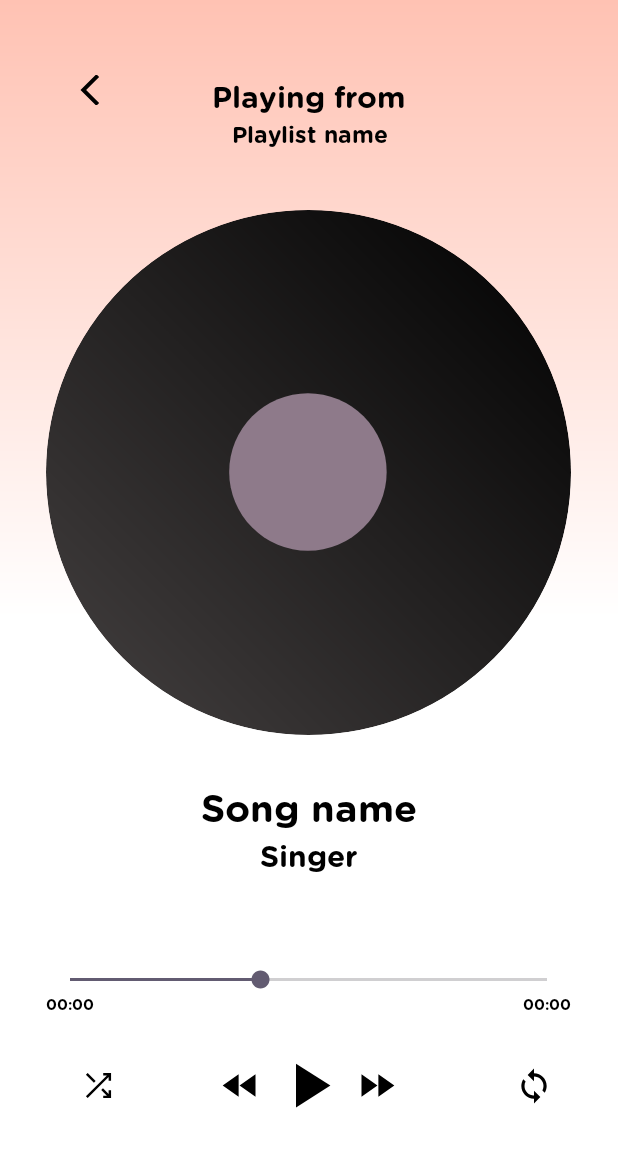
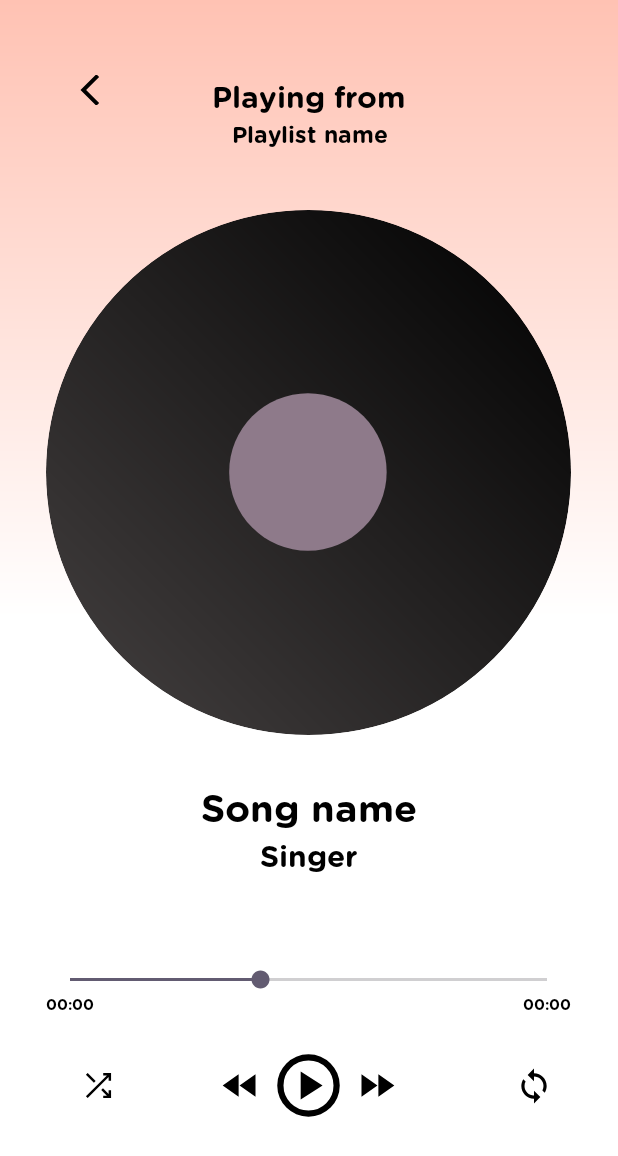
Before and after one commit to NTBDuy/radiOcean, an Android app: the MusicActivity screen opened directly, with no data from a screen before it, on a phone screen of 412 x 824 dp. Shown: the top 1156 px of the screen. Run offline under Robolectric (Android 15) with nearby library versions, the phone set to English and light mode, and no system bars; our stand-ins replace CircleImageView, Picasso; 3 statements that could not run were skipped.

Commit message:
toan'part

```diff
--- a/app/src/main/res/drawable/pause.xml
+++ b/app/src/main/res/drawable/pause.xml
@@ -1,5 +1,9 @@
-<vector android:height="50dp"
-    android:viewportHeight="24" android:viewportWidth="24"
-    android:width="50dp" xmlns:android="http://schemas.android.com/apk/res/android">
-    <path android:fillColor="@android:color/black" android:pathData="M6,19h4L10,5L6,5v14zM14,5v14h4L18,5h-4z"/>
+<vector xmlns:android="http://schemas.android.com/apk/res/android"
+    android:width="50dp"
+    android:height="50dp"
+    android:viewportWidth="960"
+    android:viewportHeight="960">
+  <path
+      android:fillColor="@android:color/black"
+      android:pathData="M360,640L440,640L440,320L360,320L360,640ZM520,640L600,640L600,320L520,320L520,640ZM480,880Q397,880 324,848.5Q251,817 197,763Q143,709 111.5,636Q80,563 80,480Q80,397 111.5,324Q143,251 197,197Q251,143 324,111.5Q397,80 480,80Q563,80 636,111.5Q709,143 763,197Q817,251 848.5,324Q880,397 880,480Q880,563 848.5,636Q817,709 763,763Q709,817 636,848.5Q563,880 480,880ZM480,800Q614,800 707,707Q800,614 800,480Q800,346 707,253Q614,160 480,160Q346,160 253,253Q160,346 160,480Q160,614 253,707Q346,800 480,800ZM480,480Q480,480 480,480Q480,480 480,480Q480,480 480,480Q480,480 480,480Q480,480 480,480Q480,480 480,480Q480,480 480,480Q480,480 480,480Z"/>
 </vector>
--- a/app/src/main/res/drawable/play.xml
+++ b/app/src/main/res/drawable/play.xml
@@ -1,5 +1,9 @@
-<vector android:height="50dp"
-    android:viewportHeight="24" android:viewportWidth="24"
-    android:width="50dp" xmlns:android="http://schemas.android.com/apk/res/android">
-    <path android:fillColor="@android:color/black" android:pathData="M8,5v14l11,-7z"/>
+<vector xmlns:android="http://schemas.android.com/apk/res/android"
+    android:width="50dp"
+    android:height="50dp"
+    android:viewportWidth="960"
+    android:viewportHeight="960">
+  <path
+      android:fillColor="@android:color/black"
+      android:pathData="M380,660L660,480L380,300L380,660ZM480,880Q397,880 324,848.5Q251,817 197,763Q143,709 111.5,636Q80,563 80,480Q80,397 111.5,324Q143,251 197,197Q251,143 324,111.5Q397,80 480,80Q563,80 636,111.5Q709,143 763,197Q817,251 848.5,324Q880,397 880,480Q880,563 848.5,636Q817,709 763,763Q709,817 636,848.5Q563,880 480,880ZM480,800Q614,800 707,707Q800,614 800,480Q800,346 707,253Q614,160 480,160Q346,160 253,253Q160,346 160,480Q160,614 253,707Q346,800 480,800ZM480,480Q480,480 480,480Q480,480 480,480Q480,480 480,480Q480,480 480,480Q480,480 480,480Q480,480 480,480Q480,480 480,480Q480,480 480,480Z"/>
 </vector>
```
Also changed, not shown: app/src/main/res/layout/activity_music_new.xml (+0 -7 lines).
